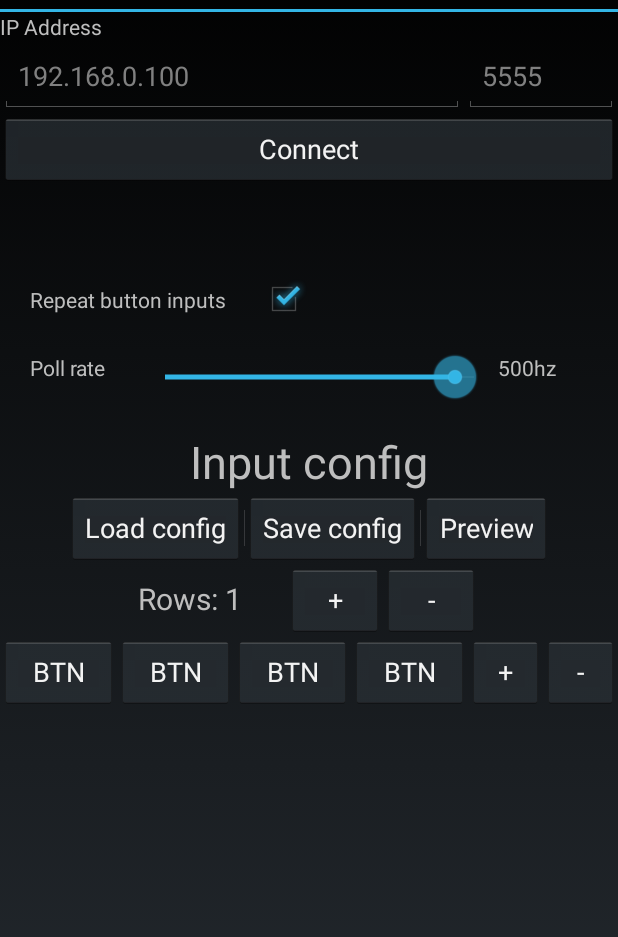
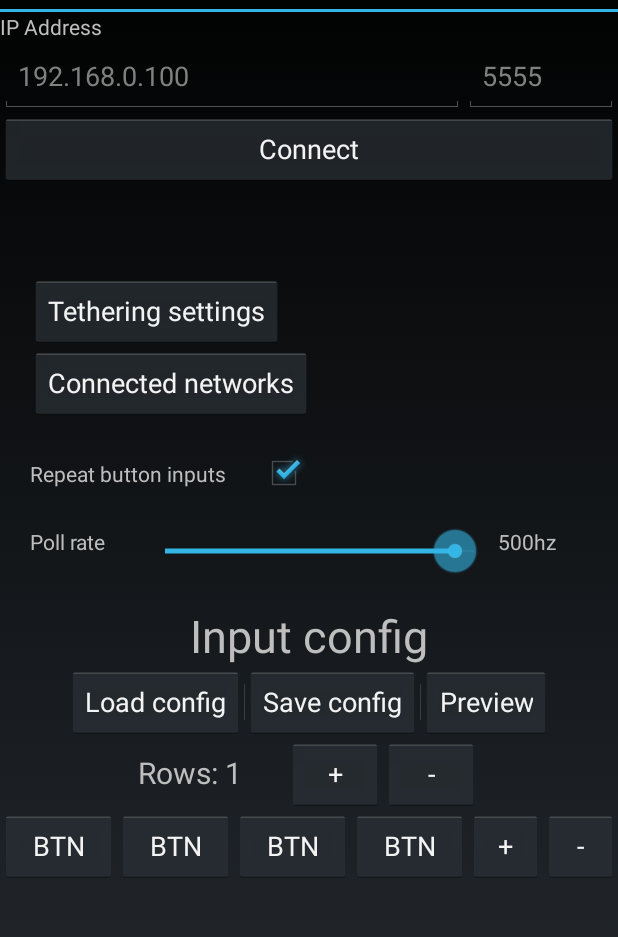
Before and after one commit to counter185/NetKey, an Android app: the screen it shows after launch (ConfigActivity), on a phone screen of 412 x 824 dp, the part 60-997 px from its top. Run offline under Robolectric (Android 15) with nearby library versions, the phone set to English and light mode, and no system bars.

Commit message:
add shortcut to tethering settings + button to view current ips

```diff
--- a/NetKey/app/src/main/res/layout/activity_config.xml
+++ b/NetKey/app/src/main/res/layout/activity_config.xml
@@ -54,6 +54,25 @@
         <LinearLayout
             android:layout_width="match_parent"
             android:layout_height="wrap_content"
+            android:orientation="vertical"
+            android:layout_marginLeft="20dp"
+            android:layout_marginRight="20dp"
+            android:layout_marginBottom="20dp">
+            <Button
+                android:id="@+id/buttonOpenNetworkSettings"
+                android:layout_width="wrap_content"
+                android:layout_height="wrap_content"
+                android:text="Tethering settings" />
+
+            <Button
+                android:id="@+id/buttonShowNetworks"
+                android:layout_width="wrap_content"
+                android:layout_height="wrap_content"
+                android:text="Connected networks"/>
+        </LinearLayout>
+        <LinearLayout
+            android:layout_width="match_parent"
+            android:layout_height="wrap_content"
             android:orientation="horizontal"
             android:layout_marginLeft="20dp"
             android:layout_marginRight="20dp"
@@ -69,8 +88,6 @@
                 android:layout_width="wrap_content"
                 android:layout_height="wrap_content"
                 android:layout_weight="4"
-                android:max="16"
-                android:progress="15"
                 android:checked="true" />
         </LinearLayout>
         <LinearLayout
```
Also changed, not shown: NetKey/app/src/main/java/pl/cntrpl/netkey/ConfigActivity.java (+51 -7 lines).
